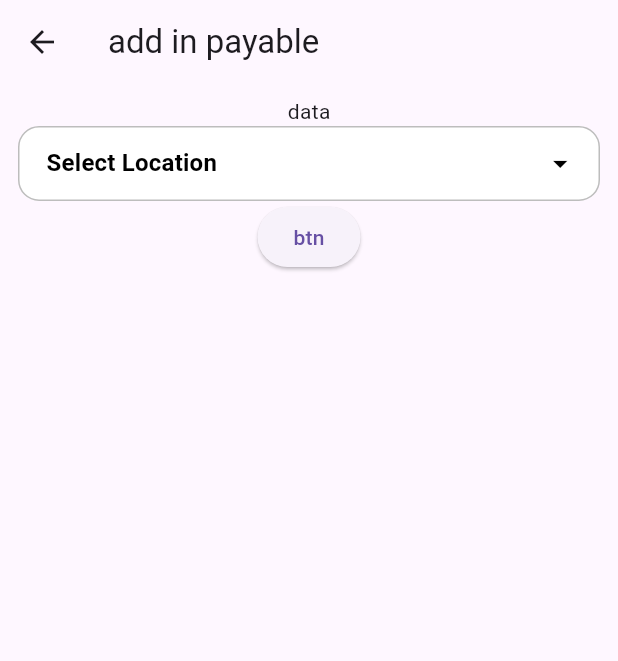
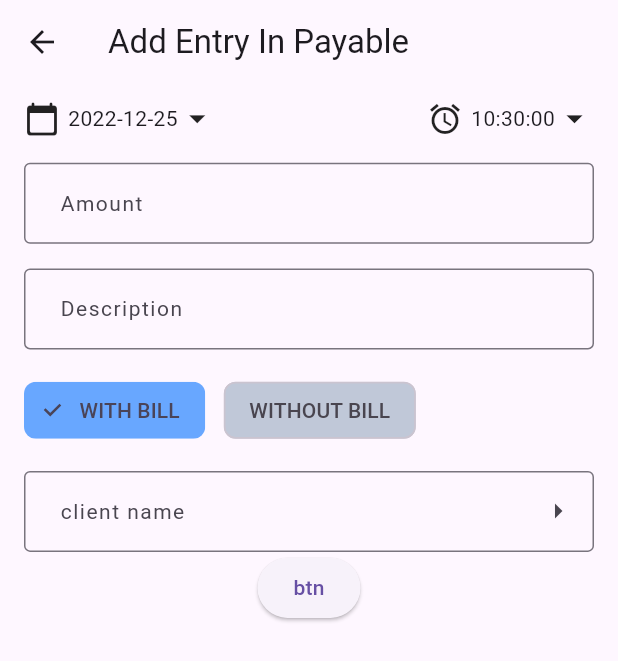
Before and after one commit to yashpitroda/cashbook, a Flutter app: the AddInPayableScreen screen opened by its route, on a phone screen of 412 x 824 dp. Shown: the top 661 px of the screen. Run offline on Flutter 3.47's test engine with Material 2 defaults, Android fonts, the phone set to English and light mode, and no system bars; drawn by our look-alikes of dropdown_button2; our stand-ins replace firebase_auth, firebase_core, google_sign_in; accounts and stored records are empty; network calls fail.

Commit message:
added feature in payable

```diff
--- a/cashbook_app/lib/screen/add_in_payable_screen.dart
+++ b/cashbook_app/lib/screen/add_in_payable_screen.dart
@@ -1,4 +1,6 @@
+import 'package:cashbook_app/screen/select_client_sreen.dart';
 import 'package:dropdown_button2/dropdown_button2.dart';
+import 'package:firebase_auth/firebase_auth.dart';
 import 'package:flutter/material.dart';
 
 class AddInPayableScreen extends StatefulWidget {
@@ -10,9 +12,21 @@ class AddInPayableScreen extends StatefulWidget {
 }
 
 class _AddInPayableScreenState extends State<AddInPayableScreen> {
-  final GlobalKey<FormState> _formKey = GlobalKey();
+  // final currentUser = FirebaseAuth.instance.currentUser!;
+
+  TextEditingController amountController = TextEditingController();
+  TextEditingController descriptionController = TextEditingController();
+  TextEditingController clientNameController = TextEditingController();
 
   String? selectedCname;
+
+  int? _isBillValue = 1;
+
+  DateTime? _selectedDate;
+  TimeOfDay? _selectedtime;
+  DateTime? finaldateTime;
+  Map? selectedClientMap;
+
   final List<String> cNameList = [
     'Item1',
     'Item2',
@@ -25,109 +39,271 @@ class _AddInPayableScreenState extends State<AddInPayableScreen> {
   ];
   Future<void> _submitHander() async {
     print(selectedCname);
+    print(amountController.text);
+    print(descriptionController.text);
+    print(_isBillValue);
+    // print(currentUser.email!);
+    clientNameController.text = "yash";
+  }
+
+  @override
+  void initState() {
+    // TODO: implement initState
+    DateTime current_date = DateTime.now();
+    finaldateTime = current_date;
+    super.initState();
+  }
+
+  @override
+  void didChangeDependencies() {
+    // TODO: implement didChangeDependencies
+
+    super.didChangeDependencies();
+  }
+
+  void customDatePicker() {
+    showDatePicker(
+            context: context,
+            initialDate: DateTime.now(),
+            firstDate: DateTime(2019),
+            lastDate: DateTime.now())
+        .then((pickdedDate) {
+      if (pickdedDate == null) {
+        return;
+      }
+
+      setState(() {
+        _selectedDate = pickdedDate;
+        final day = _selectedDate!.day;
+        final mounth = _selectedDate!.month;
+        final year = _selectedDate!.year;
+        finaldateTime = DateTime(
+            year, mounth, day, finaldateTime!.hour, finaldateTime!.minute);
+      });
+    });
+  }
+
+  void customTimePicker() {
+    showTimePicker(context: context, initialTime: TimeOfDay.now())
+        .then((pickedtime) {
+      if (pickedtime == null) {
+        return;
+      }
+      setState(() {
+        _selectedtime = pickedtime;
+        final hourr = _selectedtime!.hour;
+        final minitt = _selectedtime!.minute;
+        finaldateTime = DateTime(finaldateTime!.year, finaldateTime!.month,
+            finaldateTime!.day, hourr, minitt);
+      });
+    });
   }
 
   @override
   Widget build(BuildContext context) {
-    var mqhight=MediaQuery.of(context).size.height;
-    var mqwidth=MediaQuery.of(context).size.width;
+    var mqhight = MediaQuery.of(context).size.height;
+    var mqwidth = MediaQuery.of(context).size.width;
     return Scaffold(
       appBar: AppBar(
-        title: Text("add in payable"),
+        title: const Text("Add Entry In Payable"),
       ),
       body: Padding(
-        padding: const EdgeInsets.symmetric(horizontal: 12, vertical: 8),
+        padding: const EdgeInsets.symmetric(horizontal: 16, vertical: 10),
         child: Container(
           child: Column(
             children: [
-              Text("data"),
-              DropdownButtonHideUnderline(
-                child: Center(
-                  child: DropdownButton2(
-                    isExpanded: true,
-                    hint: Row(
-                      children: const [
-                        // Icon(
-                        //   Icons.list,
-                        //   size: 16,
-                        //   color: Colors.black,
-                        // ),
+              DateTimeSelector(mqwidth),
               SizedBox(
-                          width: 4,
+                height: mqhight * 0.02,
               ),
-                        Expanded(
-                          child: Text(
-                            'Select Location',
-                            style: TextStyle(
-                              fontSize: 16,
-                              fontWeight: FontWeight.bold,
-                              color: Colors.black,
+              CustomTextField(
+                textinputtype: TextInputType.number,
+                labeltext: "Amount",
+                customController: amountController,
+                hinttext: null,
+                leadding_iconname: null,
+                triling_iconname: null,
               ),
-                            overflow: TextOverflow.ellipsis,
+              SizedBox(
+                height: mqhight * 0.02,
               ),
+              CustomTextField(
+                textinputtype: TextInputType.name,
+                labeltext: "Description",
+                customController: descriptionController,
+                hinttext: "product name",
+                leadding_iconname: null,
+                triling_iconname: null,
+              ),
+              SizedBox(
+                height: mqhight * 0.02,
+              ),
+              Row(
+                children: [
+                  ChoiceChip(
+                    backgroundColor: const Color.fromARGB(255, 192, 200, 216),
+                    selectedColor: const Color.fromARGB(255, 104, 167, 255),
+                    label: const Text('WITH BILL'),
+                    selected: _isBillValue == 1,
+                    onSelected: (bool selected) {
+                      setState(() {
+                        _isBillValue = selected ? 1 : null;
+                      });
+                    },
+                  ),
+                  SizedBox(
+                    width: mqwidth * 0.03,
+                  ),
+                  ChoiceChip(
+                    backgroundColor: const Color.fromARGB(255, 192, 200, 216),
+                    selectedColor: const Color.fromARGB(255, 104, 167, 255),
+                    label: const Text('WITHOUT BILL'),
+                    selected: _isBillValue == 0,
+                    onSelected: (bool selected) {
+                      setState(() {
+                        _isBillValue = selected ? 0 : null;
+                      });
+                    },
                   ),
                 ],
               ),
-                    items: cNameList
-                        .map((item) => DropdownMenuItem<String>(
-                              value: item,
-                              child: Text(
-                                item,
-                                style: const TextStyle(
-                                  fontSize: 14,
-                                  fontWeight: FontWeight.w500,
-                                  color: Colors.black,
+              SizedBox(
+                height: mqhight * 0.02,
               ),
-                                overflow: TextOverflow.ellipsis,
-                              ),
-                            ))
-                        .toList(),
-
-                    onChanged: (value) {
-                      setState(() {
-                        selectedCname = value as String;
+              // CustomTextField(
+              //   // textinputtype: TextInputType.number,
+              //   textinputtype: null,
+              //   labeltext: "Client name",
+              //   customController: descriptionController,
+              //   hinttext: null,
+              //   leadding_iconname: null,
+              //   triling_iconname: Icons.arrow_right,
+              // ),
+              TextField(
+                readOnly: true,
+                onTap: () {
+                  Navigator.of(context)
+                      .pushNamed(SelectClintScreen.routeName)
+                      .then((value) {
+                    selectedClientMap = value as Map;
+                    print(selectedClientMap);
+                    clientNameController.text = selectedClientMap!["cname"];
                   });
                 },
-                    value: selectedCname,
-                    icon: const Icon(
-                      Icons.arrow_drop_down_outlined,
+                controller: clientNameController,
+                cursorColor: Colors.black,
+                style: const TextStyle(
+                    // letterSpacing: 1,
+                    color: Colors.black,
+                    fontWeight: FontWeight.w500,
+                    fontSize: 16),
+                decoration: InputDecoration(
+                  suffixIcon: Icon(Icons.arrow_right), //icon at tail of input
+                  border: const OutlineInputBorder(
+                    borderRadius: BorderRadius.all(Radius.circular(4)),
                   ),
-                    iconSize: 23,
-                    iconEnabledColor: Colors.black,
-                    iconDisabledColor: Colors.white,
-                    buttonHeight: 50,
-                    buttonWidth: 400,
-                    buttonPadding: const EdgeInsets.only(left: 14, right: 14),
-                    buttonDecoration: BoxDecoration(
-                      borderRadius: BorderRadius.circular(14),
-                      border: Border.all(
-                        color: Colors.black26,
-                      ),
-                      color: Colors.white,
-                    ),
-                    buttonElevation: 0,
-                    itemHeight: 48,
-                    // itemPadding: const EdgeInsets.only(left: 14, right: 14),
-                    dropdownMaxHeight: 250,
-                    dropdownWidth: 383,
-                    dropdownPadding: null,
-                    dropdownDecoration: BoxDecoration(
-                      borderRadius: BorderRadius.circular(14),
-                      color: Colors.white,
-                    ),
-                    dropdownElevation: 2,
-                    scrollbarRadius: const Radius.circular(40),
-                    scrollbarThickness: 6,
-                    scrollbarAlwaysShow: true,
-                    // offset: const Offset(-20, 0),
+                  labelText: "client name",
+                  labelStyle: const TextStyle(letterSpacing: 1, fontSize: 14),
+                  hintStyle: TextStyle(fontSize: 13),
+
+                  contentPadding:
+                      const EdgeInsets.fromLTRB(20.0, 15.0, 20.0, 15.0),
                 ),
               ),
-              ),
-              ElevatedButton(onPressed: _submitHander, child: Text("btn"))
+
+              ElevatedButton(
+                  onPressed: _submitHander, child: const Text("btn")),
             ],
           ),
         ),
       ),
     );
   }
+
+  Row DateTimeSelector(double mqwidth) {
+    return Row(
+      mainAxisAlignment: MainAxisAlignment.spaceBetween,
+      children: [
+        InkWell(
+          onTap: customDatePicker,
+          child: Row(
+            children: [
+              Icon(Icons.calendar_today_rounded),
+              SizedBox(
+                width: mqwidth * 0.013,
+              ),
+              Text(finaldateTime.toString().split(' ')[0]),
+              const Icon(
+                Icons.arrow_drop_down,
+                size: 26,
+              )
+            ],
+          ),
+        ),
+        InkWell(
+          onTap: customTimePicker,
+          child: Row(
+            children: [
+              const Icon(Icons.alarm),
+              SizedBox(
+                width: mqwidth * 0.013,
+              ),
+              Text(finaldateTime.toString().split(' ')[1].split('.')[0]),
+              const Icon(
+                Icons.arrow_drop_down,
+                size: 26,
+              ),
+            ],
+          ),
+        ),
+      ],
+    );
   }
+}
+
+class CustomTextField extends StatelessWidget {
+  const CustomTextField({
+    Key? key,
+    required this.customController,
+    required this.labeltext,
+    required this.hinttext,
+    required this.triling_iconname,
+    required this.leadding_iconname,
+    required this.textinputtype,
+  }) : super(key: key);
+
+  final TextEditingController customController;
+  final String? labeltext;
+  final String? hinttext;
+  final IconData? triling_iconname;
+  final IconData? leadding_iconname;
+  final TextInputType? textinputtype;
+
+  @override
+  Widget build(BuildContext context) {
+    return TextField(
+      controller: customController,
+      cursorColor: Colors.black,
+      keyboardType: (textinputtype == null) ? null : textinputtype,
+      style: const TextStyle(
+          // letterSpacing: 1,
+          color: Colors.black,
+          fontWeight: FontWeight.w500,
+          fontSize: 16),
+      decoration: InputDecoration(
+        suffixIcon: (triling_iconname == null)
+            ? null
+            : Icon(triling_iconname), //icon at tail of input
+        icon: (leadding_iconname == null) ? null : Icon(leadding_iconname),
+        border: const OutlineInputBorder(
+          borderRadius: BorderRadius.all(Radius.circular(4)),
+        ),
+        labelText: (labeltext == null) ? null : "$labeltext",
+        labelStyle: const TextStyle(letterSpacing: 1, fontSize: 14),
+        hintStyle: TextStyle(fontSize: 13),
+        hintText: (hinttext == null) ? null : "$hinttext",
+        contentPadding: const EdgeInsets.fromLTRB(20.0, 15.0, 20.0, 15.0),
+      ),
+    );
+  }
+}
```
Also changed, not shown: cashbook_app/lib/main.dart (+5 -2 lines), cashbook_app/lib/screen/select_client_sreen.dart (added, +171 -0 lines), cashbook_app/lib/widgets/scrollableappbar.dart (+8 -5 lines). Lines whose indentation alone changed are shown as unchanged.
